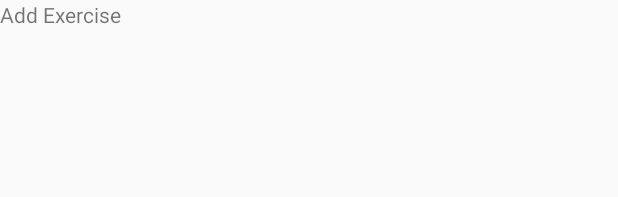
After one commit to StringerKent/BFG, an Android app: the layout fragment_add_exercise.xml on its own in the app's theme, with its tools: preview values and no code run, on a phone screen of 412 x 824 dp. The commit adds this screen. Shown: the top 197 px of the screen. Run offline under Robolectric (Android 15) with nearby library versions, the phone set to English and light mode, and no system bars.

```diff
--- /dev/null
+++ b/BFG/app/src/main/res/layout/fragment_add_exercise.xml
@@ -0,0 +1,14 @@
+<?xml version="1.0" encoding="utf-8"?>
+<FrameLayout xmlns:android="http://schemas.android.com/apk/res/android"
+    xmlns:tools="http://schemas.android.com/tools"
+    android:layout_width="match_parent"
+    android:layout_height="match_parent"
+    tools:context=".AddExerciseFragment">
+
+    <!-- TODO: Update blank fragment layout -->
+    <TextView
+        android:layout_width="match_parent"
+        android:layout_height="match_parent"
+        android:text="Add Exercise" />
+
+</FrameLayout>
--- a/BFG/build.gradle
+++ b/BFG/build.gradle
@@ -7,7 +7,7 @@ buildscript {
         jcenter()
     }
     dependencies {
-        classpath 'com.android.tools.build:gradle:3.2.0'
+        classpath 'com.android.tools.build:gradle:3.2.1'
 
 
         // NOTE: Do not place your application dependencies here; they belong
```
Also changed, not shown: BFG/app/src/main/java/com/example/kentstringer/bfg/AddExerciseFragment.java (added, +31 -0 lines), BFG/app/src/main/java/com/example/kentstringer/bfg/MainActivity.java (+2 -5 lines).
